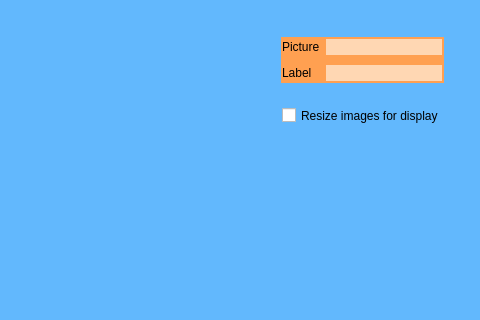
Before: the Qt Designer form data/ui/mainwindow.ui in ablacklama/FaceLabeler, drawn with Qt 5; both pictures show x 410 to 890 and y 121 to 441 of the 890 by 540 pixel window.
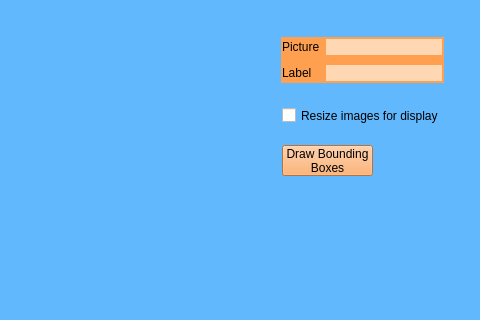
After: the same form once the commit is applied. The open tabs and pages were chosen to show the change.

```diff
--- a/data/ui/mainwindow.ui
+++ b/data/ui/mainwindow.ui
@@ -557,6 +557,20 @@
        <string>Resize images for display</string>
       </property>
      </widget>
+     <widget class="QPushButton" name="makeBoxButton">
+      <property name="geometry">
+       <rect>
+        <x>700</x>
+        <y>270</y>
+        <width>91</width>
+        <height>31</height>
+       </rect>
+      </property>
+      <property name="text">
+       <string>Draw Bounding
+Boxes</string>
+      </property>
+     </widget>
      <zorder>labelBackground</zorder>
      <zorder>editPicDisplay</zorder>
      <zorder>editPicNav</zorder>
```
Left out of the diff: 14 changed lines with no effect on the pictures.
